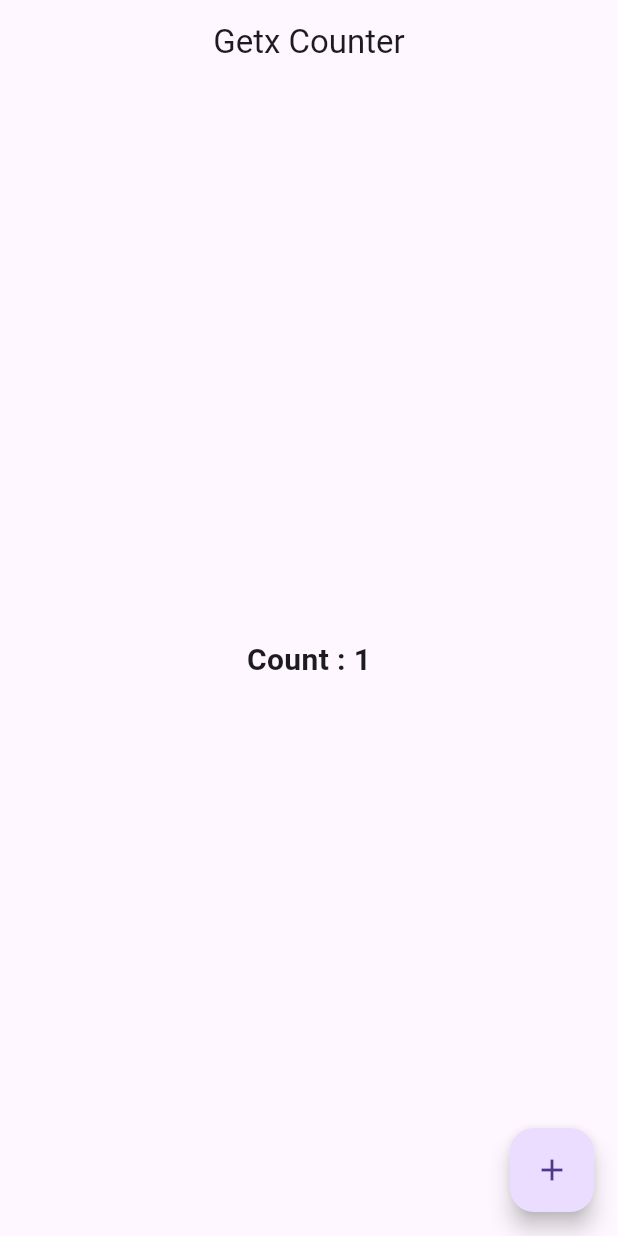
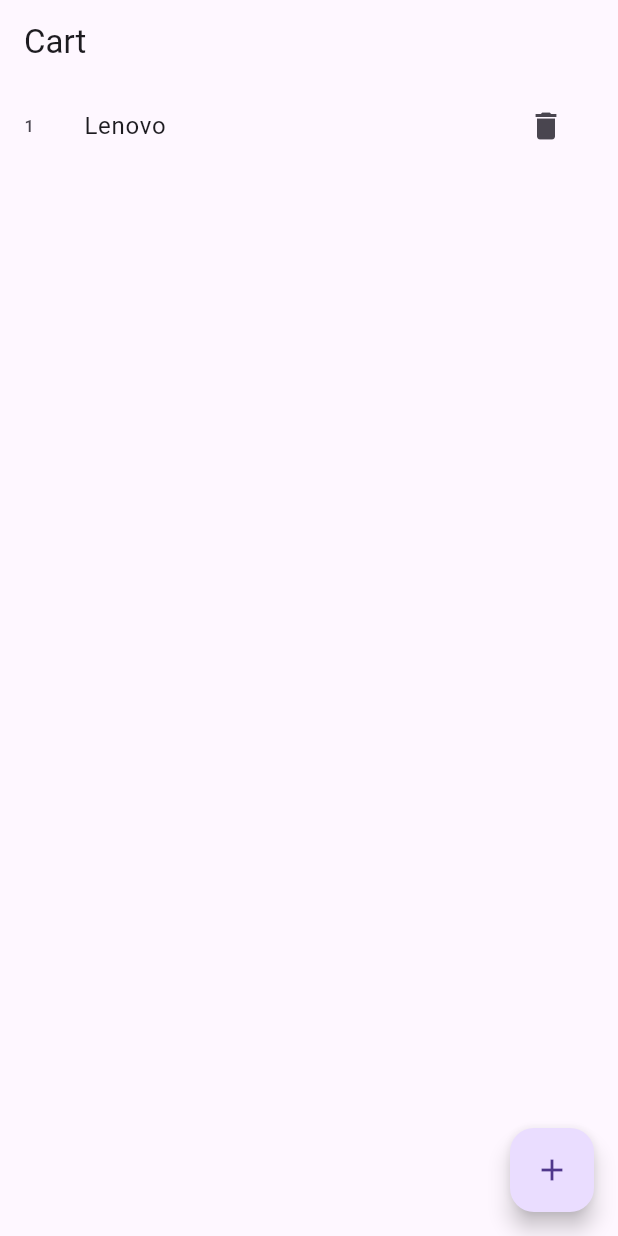
Before and after one commit to MauryaAayush/classwork_getx, a Flutter app: the screen it shows after launch, after a tap on the "add" icon, on a phone screen of 412 x 824 dp. Run offline on Flutter 3.47's test engine with Material 3 defaults, Android fonts, the phone set to English and light mode, and no system bars; our stand-ins replace get.

Commit message:
Radhey Radhey

```diff
--- /dev/null
+++ b/lib/Day2/controller/addcontroller.dart
@@ -0,0 +1,24 @@
+
+import 'package:get/get.dart';
+
+class CardController extends GetxController{
+
+  RxList productList = [].obs;
+  RxInt index = 0.obs;
+
+  void changeIndex(){
+    index++;
+  }
+
+  void addToCart(Map m1){
+
+    productList.add(m1);
+
+  }
+
+  void removeData(int index){
+    productList.removeAt(index);
+  }
+
+
+}
--- /dev/null
+++ b/lib/Day2/views/cartsScreen.dart
@@ -0,0 +1,44 @@
+import 'package:flutter/material.dart';
+import 'package:get/get.dart';
+
+import '../controller/addcontroller.dart';
+
+class Cartsscreen extends StatelessWidget {
+   Cartsscreen({super.key});
+
+  final CardController cardController = Get.put(CardController());
+
+  @override
+  Widget build(BuildContext context) {
+    return Scaffold(
+      appBar: AppBar(
+        title: Text('Cart'),
+      ),
+
+      body: Obx(() => ListView.builder(
+            itemCount: cardController.productList.length,
+            itemBuilder: (context, index) => ListTile(
+              title: Text(cardController.productList[index]['title']),
+              leading: Text(cardController.productList[index]['id'].toString()),
+              trailing: IconButton(onPressed: () {
+                cardController.removeData(index);
+              }, icon: Icon(Icons.delete)),
+            ),),
+      ),
+
+      floatingActionButton: FloatingActionButton(
+
+        onPressed: () {
+
+          int index = cardController.index.value;
+          cardController.changeIndex();
+        cardController.addToCart({
+          'id' : index + 1,
+          'title' : "Lenovo"
+        });
+      },
+      child: Icon(Icons.add),
+      ),
+    );
+  }
+}
--- a/lib/main.dart
+++ b/lib/main.dart
@@ -2,6 +2,7 @@ import 'package:flutter/material.dart';
 import 'package:get/get.dart';
 
 import 'Day1/views/homeScreen.dart';
+import 'Day2/views/cartsScreen.dart';
 
 void main() {
   runApp(const MyApp());
@@ -14,7 +15,7 @@ class MyApp extends StatelessWidget {
   @override
   Widget build(BuildContext context) {
     return GetMaterialApp(
-     home: Homescreen(),
+     home: Cartsscreen(),
 
     );
   }
```
